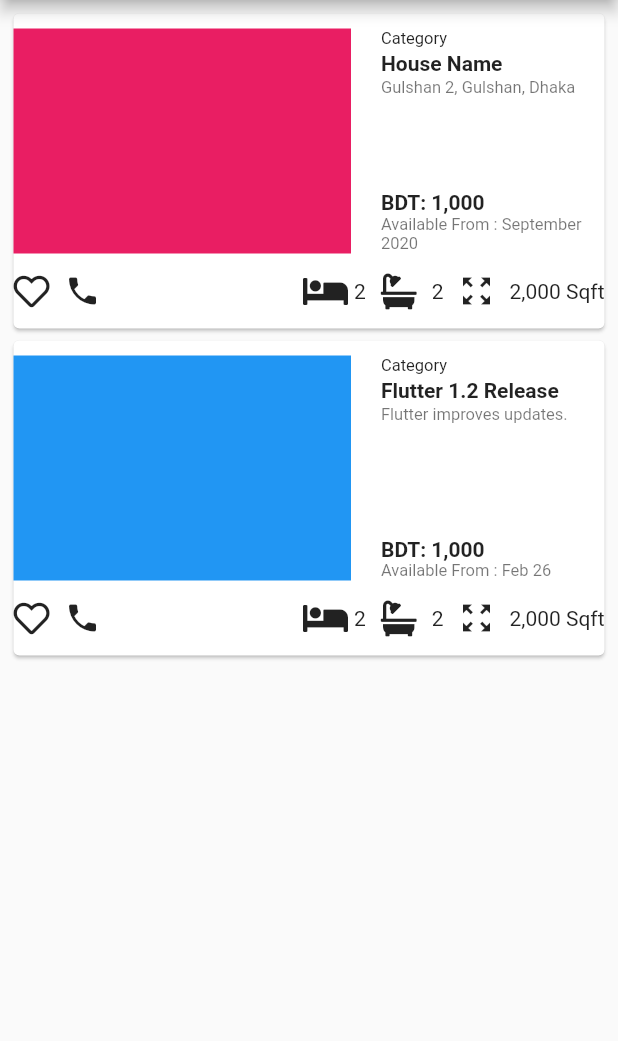
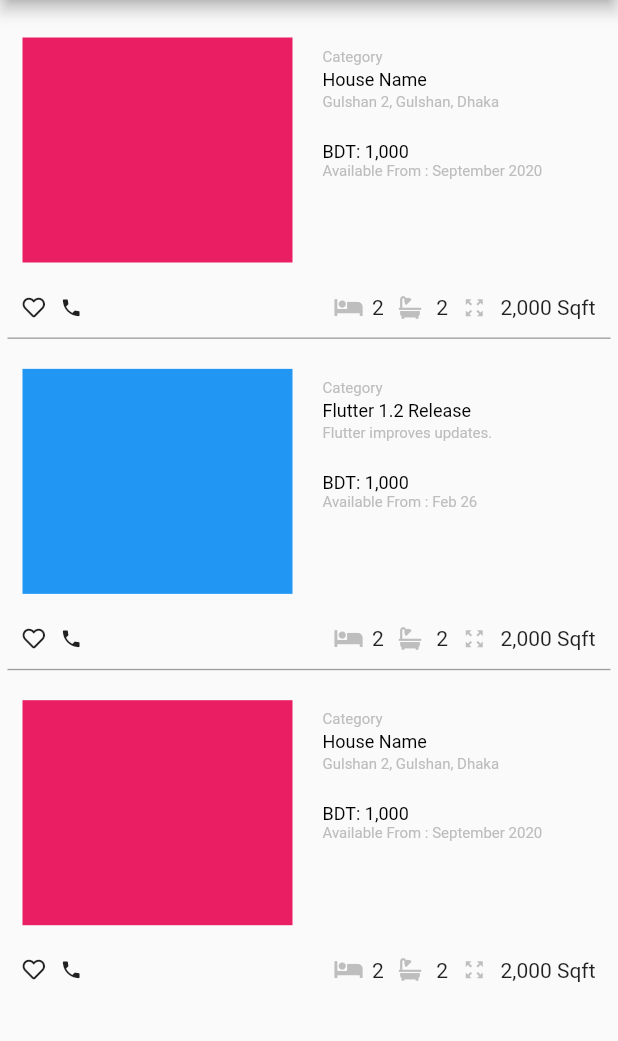
Before and after one commit to kabbo-nibir/Dream-House, a Flutter app: the screen it shows after launch, on a phone screen of 412 x 824 dp, the part 84-1125 px from its top. Run offline on Flutter 3.47's test engine with Material 2 defaults, Android fonts, the phone set to English and light mode, and no system bars; our stand-ins replace font_awesome_flutter.

Commit message:
ui refined

```diff
--- a/lib/Articale_Description/articale.dart
+++ b/lib/Articale_Description/articale.dart
@@ -1,3 +1,4 @@
+import 'package:flutter/cupertino.dart';
 import 'package:flutter/material.dart';
 
 class ArticleDescription extends StatelessWidget {
@@ -24,15 +25,15 @@ class ArticleDescription extends StatelessWidget {
       crossAxisAlignment: CrossAxisAlignment.start,
       children: <Widget>[
         Expanded(
-          flex: 1,
+//          flex: 1,
           child: Column(
             crossAxisAlignment: CrossAxisAlignment.start,
             children: <Widget>[
               Text(
                 '$category',
-                style: const TextStyle(
-                  fontSize: 11.0,
-                  color: Colors.black87,
+                style:  const TextStyle(
+                  fontSize: 10.0,
+                   color: Color.fromRGBO(189, 189, 189, 74),
                 ),
               ),
               const Padding(padding: EdgeInsets.only(bottom: 2.0)),
@@ -40,9 +41,8 @@ class ArticleDescription extends StatelessWidget {
                 '$title',
                 maxLines: 2,
                 overflow: TextOverflow.ellipsis,
-                style: const TextStyle(
-                  fontWeight: FontWeight.bold,
-                ),
+                style: const TextStyle(fontSize: 12.0,
+                color: Colors.black),
               ),
               const Padding(padding: EdgeInsets.only(bottom: 2.0)),
               Text(
@@ -50,37 +50,42 @@ class ArticleDescription extends StatelessWidget {
                 maxLines: 2,
                 overflow: TextOverflow.ellipsis,
                 style: const TextStyle(
-                  fontSize: 11.0,
-                  color: Colors.black54,
+                  fontSize: 10.0,
+                  color: Color.fromRGBO(189, 189, 189, 74),
+                ),
+              ),
+              SizedBox(
+                height: 20.0,
+              ),
+              Text(
+                '$title_1',
+                maxLines: 2,
+                overflow: TextOverflow.ellipsis,
+                style: const TextStyle(
+                  fontSize: 12.0,
+                  color: Colors.black,
+                ),
+              ),
+              Text(
+                '$availFrom : $publishDate',
+                style: const TextStyle(
+                  fontSize: 10.0,
+                  color: Color.fromRGBO(189, 189, 189, 74),
                 ),
               ),
             ],
           ),
         ),
-        Expanded(
-          flex: 1,
-          child: Column(
-            crossAxisAlignment: CrossAxisAlignment.start,
-            mainAxisAlignment: MainAxisAlignment.end,
-            children: <Widget>[
-              Text(
-                '$title_1',
-                maxLines: 2,
-                overflow: TextOverflow.ellipsis,
-                style: const TextStyle(
-                  fontWeight: FontWeight.bold,
-                ),
-              ),
-              Text(
-                '$availFrom : $publishDate',
-                style: const TextStyle(
-                  fontSize: 11.0,
-                  color: Colors.black54,
-                ),
-              ),
-            ],
-          ),
-        ),
+//        Expanded(
+//          flex: 1,
+//          child: Column(
+//            crossAxisAlignment: CrossAxisAlignment.start,
+//            mainAxisAlignment: MainAxisAlignment.end,
+//            children: <Widget>[
+//
+//            ],
+//          ),
+//        ),
       ],
     );
   }
--- a/lib/Custom_List/customList.dart
+++ b/lib/Custom_List/customList.dart
@@ -26,7 +26,7 @@ class CustomListItemTwo extends StatelessWidget {
   @override
   Widget build(BuildContext context) {
     return Padding(
-      padding: const EdgeInsets.symmetric(vertical: 10.0),
+      padding: const EdgeInsets.fromLTRB(10.0, 20.0, 10.0, 0.0),
       child: Column(children: [
         SizedBox(
           height: 150,
@@ -34,12 +34,12 @@ class CustomListItemTwo extends StatelessWidget {
             crossAxisAlignment: CrossAxisAlignment.start,
             children: <Widget>[
               AspectRatio(
-                aspectRatio: 1.5,
+                aspectRatio: 1.2,
                 child: thumbnail,
               ),
               Expanded(
                 child: Padding(
-                  padding: const EdgeInsets.fromLTRB(20.0, 0.0, 2.0, 0.0),
+                  padding: const EdgeInsets.fromLTRB(20.0, 7.0, 2.0, 0.0),
                   child: ArticleDescription(
                     title: title,
                     subtitle: subtitle,
@@ -57,18 +57,22 @@ class CustomListItemTwo extends StatelessWidget {
           height: 10.0,
         ),
         Container(
-          height: 30.0,
+          height: 40.0,
           child: Row(
             children: [
               Row(
                 children: [
                   Icon(
-                    FontAwesomeIcons.heart, /*color: Colors.red,*/
+                    FontAwesomeIcons.heart,
+                    size: 15.0,
                   ),
                   SizedBox(
                     width: 10.0,
                   ),
-                  Icon(Icons.phone),
+                  Icon(
+                    Icons.phone,
+                    size: 15.0,
+                  ),
                 ],
               ),
               Expanded(child: Text('')),
@@ -76,21 +80,24 @@ class CustomListItemTwo extends StatelessWidget {
                 mainAxisAlignment: MainAxisAlignment.end,
                 children: [
                   IconInfo(
-                    icon: Icon(FontAwesomeIcons.bed),
+                    icon: Icon(FontAwesomeIcons.bed,
+                        size: 15.0, color: Color.fromRGBO(130, 130, 130, 0.5)),
                     info: '2',
                   ),
                   SizedBox(
                     width: 10.0,
                   ),
                   IconInfo(
-                    icon: Icon(FontAwesomeIcons.bath),
+                    icon: Icon(FontAwesomeIcons.bath,
+                        size: 15.0, color: Color.fromRGBO(130, 130, 130, 0.5)),
                     info: '2',
                   ),
                   SizedBox(
                     width: 10.0,
                   ),
                   IconInfo(
-                    icon: Icon(Icons.zoom_out_map),
+                    icon: Icon(Icons.zoom_out_map,
+                        size: 15.0, color: Color.fromRGBO(130, 130, 130, 0.5)),
                     info: '2,000 Sqft',
                   ),
                 ],
--- a/lib/Main_Body/mainBody.dart
+++ b/lib/Main_Body/mainBody.dart
@@ -10,8 +10,7 @@ class AppBody extends StatelessWidget {
     return ListView(
       padding: const EdgeInsets.all(5.0),
       children: <Widget>[
-        Card(
-          child: CustomListItemTwo(
+        CustomListItemTwo(
           thumbnail: Container(
             decoration: const BoxDecoration(color: Colors.pink),
 //            child: FlutterLogo(),
@@ -23,9 +22,13 @@ class AppBody extends StatelessWidget {
           publishDate: 'September 2020',
           availFrom: 'Available From',
         ),
-        ),
-        Card(
-          child: CustomListItemTwo(
+        SizedBox(
+            child: Container(
+          height: 0.9,
+          width: double.infinity,
+          color: Colors.grey,
+        )),
+        CustomListItemTwo(
           thumbnail: Container(
             decoration: const BoxDecoration(color: Colors.blue),
           ),
@@ -36,6 +39,23 @@ class AppBody extends StatelessWidget {
           publishDate: 'Feb 26',
           availFrom: 'Available From',
         ),
+        SizedBox(
+            child: Container(
+              height: 0.9,
+              width: double.infinity,
+              color: Colors.grey,
+            )),
+        CustomListItemTwo(
+          thumbnail: Container(
+            decoration: const BoxDecoration(color: Colors.pink),
+//            child: FlutterLogo(),
+          ),
+          title: 'House Name',
+          title_1: 'BDT: 1,000',
+          subtitle: 'Gulshan 2, Gulshan, Dhaka',
+          category: 'Category',
+          publishDate: 'September 2020',
+          availFrom: 'Available From',
         ),
       ],
     );
```
Lines whose indentation alone changed are shown as unchanged.
